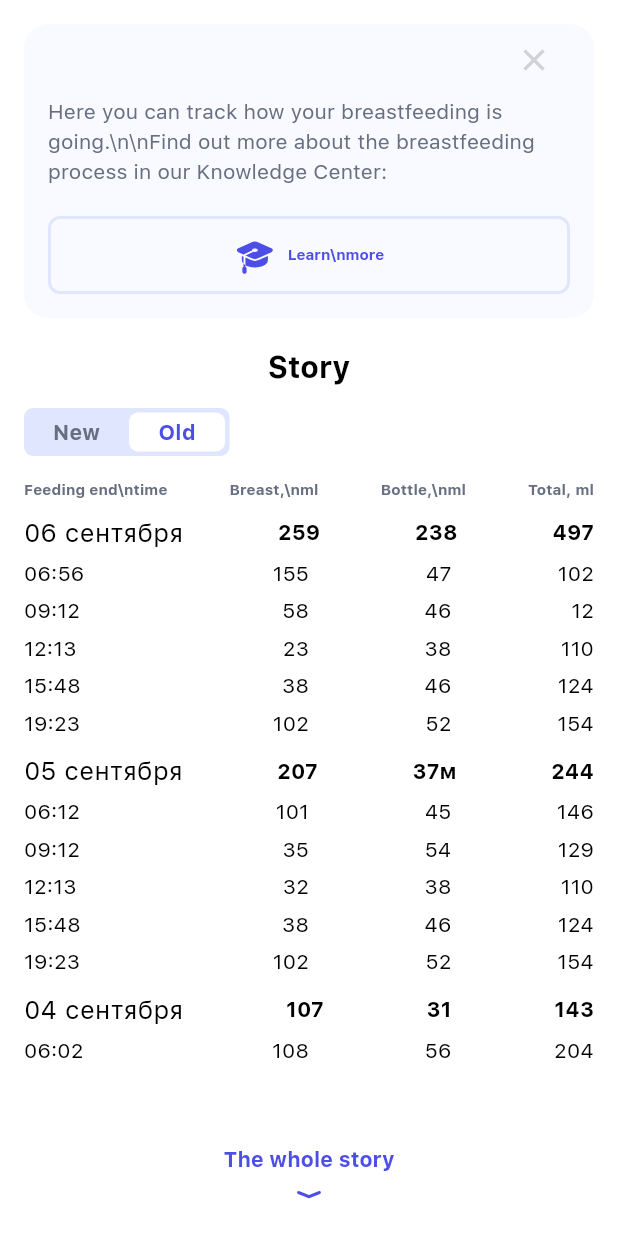
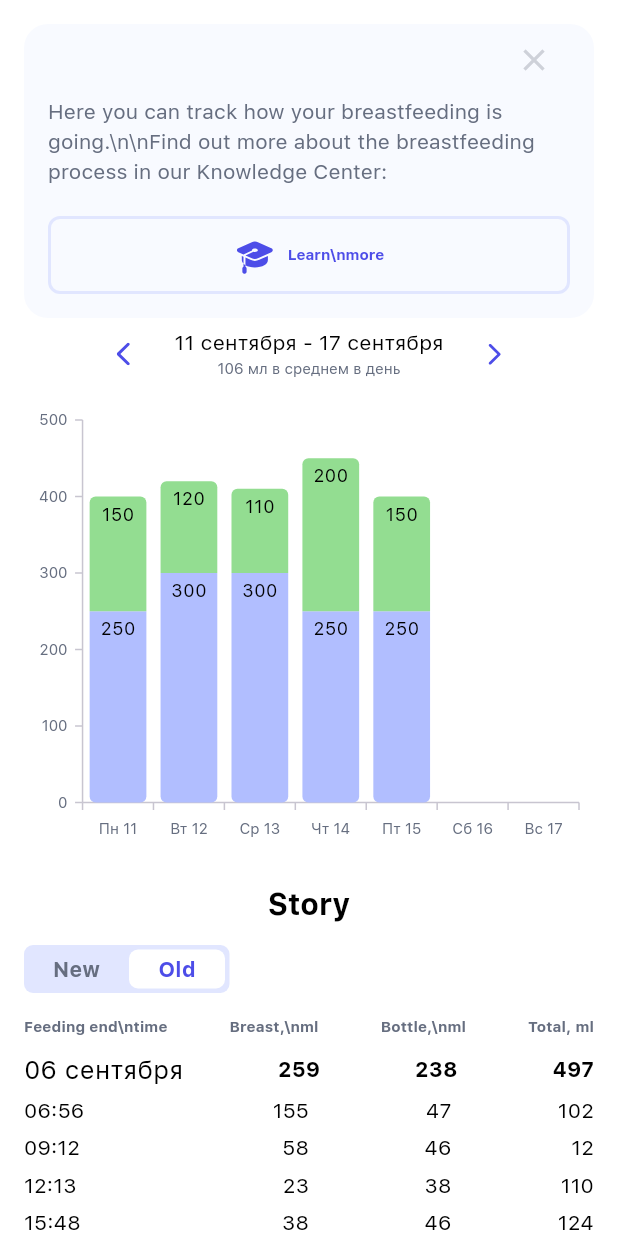
Before and after one commit to nikondrat/mama, a Flutter app: the BottleScreen widget shown alone on an empty page, opened directly, on a phone screen of 412 x 824 dp. Run offline on Flutter 3.47's test engine with Material 3 defaults, Android fonts, the phone set to English and light mode, and no system bars; drawn by our look-alikes of auto_size_text; our stand-ins replace card_swiper, dio, dotted_border, emoji_picker_flutter, file_picker, flex_color_scheme and 16 more; missing offline and left inert: flutter_pdfview, fresh, fresh_dio, reactive_date_time_picker; accounts and stored records are empty; generated files the repository leaves out were written again; statements that could not run were skipped.

Commit message:
add general widget for graphic widget

```diff
--- a/lib/src/feature/feeding/data/entity/pumping_data.dart
+++ b/lib/src/feature/feeding/data/entity/pumping_data.dart
@@ -1,13 +1,13 @@
 
-class PumpingData {
+class GraphicData {
   final String weekDay;
-  final int ml;
-  final int left;
-  final int right;
+  final int general;
+  final int firstPart;
+  final int secondPart;
 
-  PumpingData(
+  GraphicData(
       {required this.weekDay,
-        required this.ml,
-        required this.left,
-        required this.right});
+        required this.general,
+        required this.firstPart,
+        required this.secondPart});
 }
--- /dev/null
+++ b/lib/src/feature/feeding/data/repository/feeding_repository.dart
@@ -0,0 +1,25 @@
+import 'package:mama/src/feature/feeding/data/entity/pumping_data.dart';
+
+List<GraphicData> getPumpingData() {
+  return [
+    GraphicData(weekDay: 'Пн 11', general: 98, firstPart: 48, secondPart: 50),
+    GraphicData(weekDay: 'Вт 12', general: 117, firstPart: 55, secondPart: 62,),
+    GraphicData(weekDay: 'Ср 13', general: 108, firstPart: 52, secondPart: 56),
+    GraphicData(weekDay: 'Чт 14', general: 112, firstPart: 47, secondPart: 65),
+    GraphicData(weekDay: 'Пт 15', general: 97, firstPart: 47, secondPart: 65),
+    GraphicData(weekDay: 'Сб 16', general: 0, firstPart: 0, secondPart: 0),
+    GraphicData(weekDay: 'Вс 17', general: 0, firstPart: 0, secondPart: 0),
+  ];
+}
+
+List<GraphicData> getBottleData() {
+  return [
+    GraphicData(weekDay: 'Пн 11', general: 400, firstPart: 250, secondPart: 150),
+    GraphicData(weekDay: 'Вт 12', general: 420, firstPart: 300, secondPart: 120,),
+    GraphicData(weekDay: 'Ср 13', general: 410, firstPart: 300, secondPart: 110),
+    GraphicData(weekDay: 'Чт 14', general: 450, firstPart: 250, secondPart: 200),
+    GraphicData(weekDay: 'Пт 15', general: 400, firstPart: 250, secondPart: 150),
+    GraphicData(weekDay: 'Сб 16', general: 0, firstPart: 0, secondPart: 0),
+    GraphicData(weekDay: 'Вс 17', general: 0, firstPart: 0, secondPart: 0),
+  ];
+}
--- a/lib/src/feature/feeding/views/bottle/bottle_screen.dart
+++ b/lib/src/feature/feeding/views/bottle/bottle_screen.dart
@@ -1,4 +1,5 @@
 import 'package:flutter/material.dart';
+import 'package:mama/src/feature/feeding/data/repository/feeding_repository.dart';
 import 'package:mama/src/feature/feeding/data/repository/history_repository.dart';
 import 'package:mama/src/feature/feeding/widgets/widget.dart';
 
@@ -12,6 +13,13 @@ class BottleScreen extends StatelessWidget {
     final listOfData = historyOfPumping;
     return FeedingBody(
       children: [
+        GraphicWidget(
+            listOfData: getBottleData(),
+            topColumnText: 'Грудь',
+            bottomColumnText: 'Смесь',
+            minimum: 0,
+            maximum: 500,
+            interval: 100),
         TableHistory(
           listOfData: listOfData,
           firstColumnName: t.feeding.feedingEndTime,
--- /dev/null
+++ b/lib/src/feature/feeding/widgets/grapich_widget.dart
@@ -0,0 +1,128 @@
+
+
+import 'package:flutter/material.dart';
+import 'package:flutter_svg/flutter_svg.dart';
+import 'package:mama/src/feature/feeding/data/entity/pumping_data.dart';
+import 'package:syncfusion_flutter_charts/charts.dart';
+
+import '../../../core/core.dart';
+
+class GraphicWidget extends StatelessWidget {
+  final List<GraphicData> listOfData;
+  final String topColumnText;
+  final String bottomColumnText;
+  final double minimum;
+  final double maximum;
+  final double interval;
+  const GraphicWidget({super.key, required this.listOfData, required this.topColumnText, required this.bottomColumnText, required this.minimum, required this.maximum, required this.interval});
+
+  @override
+  Widget build(BuildContext context) {
+    final ThemeData themeData = Theme.of(context);
+    final TextTheme textTheme = themeData.textTheme;
+    return Column(
+      children: [
+        Row(
+          mainAxisAlignment: MainAxisAlignment.center,
+          children: [
+            IconButton(
+              icon: SvgPicture.asset(
+                Assets.icons.icArrowLeftFilled,
+                height: 15,
+                colorFilter: const ColorFilter.mode(
+                    AppColors.primaryColor, BlendMode.srcIn),
+              ),
+              onPressed: () {},
+            ),
+            10.w,
+            Column(
+              mainAxisAlignment: MainAxisAlignment.center,
+              crossAxisAlignment: CrossAxisAlignment.center,
+              children: [
+                Text('11 сентября - 17 сентября',
+                    style: textTheme.labelLarge?.copyWith(
+                        fontWeight: FontWeight.w400, color: Colors.black)),
+                Text('106 мл в среднем в день',
+                    style: textTheme.labelSmall
+                        ?.copyWith(fontWeight: FontWeight.w400))
+              ],
+            ),
+            10.w,
+            IconButton(
+              onPressed: () {},
+              icon: SvgPicture.asset(
+                height: 15,
+                Assets.icons.icArrowRightFilled,
+                colorFilter: const ColorFilter.mode(
+                    AppColors.primaryColor, BlendMode.srcIn),
+              ),
+            ),
+          ],
+        ),
+        10.h,
+        SfCartesianChart(
+          borderColor: Colors.transparent,
+          borderWidth: 0,
+          plotAreaBorderWidth: 0,
+          isTransposed: true,
+          series: [
+            StackedBarSeries<GraphicData, String>(
+                width: 0.8,
+                color: AppColors.purpleBrighterBackgroundColor,
+                borderRadius: const BorderRadius.only(
+                    bottomRight: Radius.circular(4),
+                    bottomLeft: Radius.circular(4)),
+                dataLabelSettings: DataLabelSettings(
+                    builder: (data, point, series, pointIndex, seriesIndex){
+                      final model = data as GraphicData;
+                      if(model.secondPart == 0 && model.firstPart == 0){
+                        return SizedBox();
+                      }
+                      return Text('$bottomColumnText\n${model.secondPart}',
+                        textAlign: TextAlign.right,
+                        style: textTheme.labelSmall
+                            ?.copyWith(color: AppColors.trackerColor),);
+                    },
+                    isVisible: true, showCumulativeValues: true),
+                dataSource: listOfData,
+                xValueMapper: (GraphicData data, _) => data.weekDay,
+                yValueMapper: (GraphicData data, _) => data.firstPart),
+
+            StackedBarSeries<GraphicData, String>(
+                width: 0.8,
+                color: AppColors.greenBrighterBackgroundColor,
+                borderRadius: const BorderRadius.only(
+                    topLeft: Radius.circular(4),
+                    topRight: Radius.circular(4)),
+                dataLabelSettings: DataLabelSettings(
+                    builder: (data, point, series, pointIndex, seriesIndex){
+                      final model = data as GraphicData;
+                      return Text('$topColumnText\n${model.firstPart}',
+                        style: textTheme.labelSmall
+                            ?.copyWith(color: AppColors.trackerColor),);
+                    },
+                    alignment: ChartAlignment.center,
+                    isVisible: true, showCumulativeValues: false),
+                dataSource: listOfData,
+                xValueMapper: (GraphicData data, _) => data.weekDay,
+                yValueMapper: (GraphicData data, _) => data.secondPart),
+          ],
+          primaryXAxis: CategoryAxis(
+            tickPosition: TickPosition.outside,
+            labelStyle:
+            textTheme.labelSmall?.copyWith(fontWeight: FontWeight.w400),
+            majorGridLines: const MajorGridLines(width: 0),
+          ),
+          primaryYAxis: NumericAxis(
+            majorGridLines: const MajorGridLines(width: 0),
+            labelStyle:
+            textTheme.labelSmall?.copyWith(fontWeight: FontWeight.w400),
+            minimum: minimum,
+            maximum: maximum,
+            interval: interval,
+          ),
+        ),
+      ],
+    );
+  }
+}
--- a/lib/src/feature/feeding/widgets/widget.dart
+++ b/lib/src/feature/feeding/widgets/widget.dart
@@ -10,3 +10,4 @@ export 'manually_input_container.dart';
 export 'add_pumping_button.dart';
 export 'table_history.dart';
 export 'feeding_input.dart';
+export 'grapich_widget.dart';
```
Also changed, not shown: lib/src/feature/feeding/widgets/pumping_graphic_widget.dart (+9 -140 lines).
